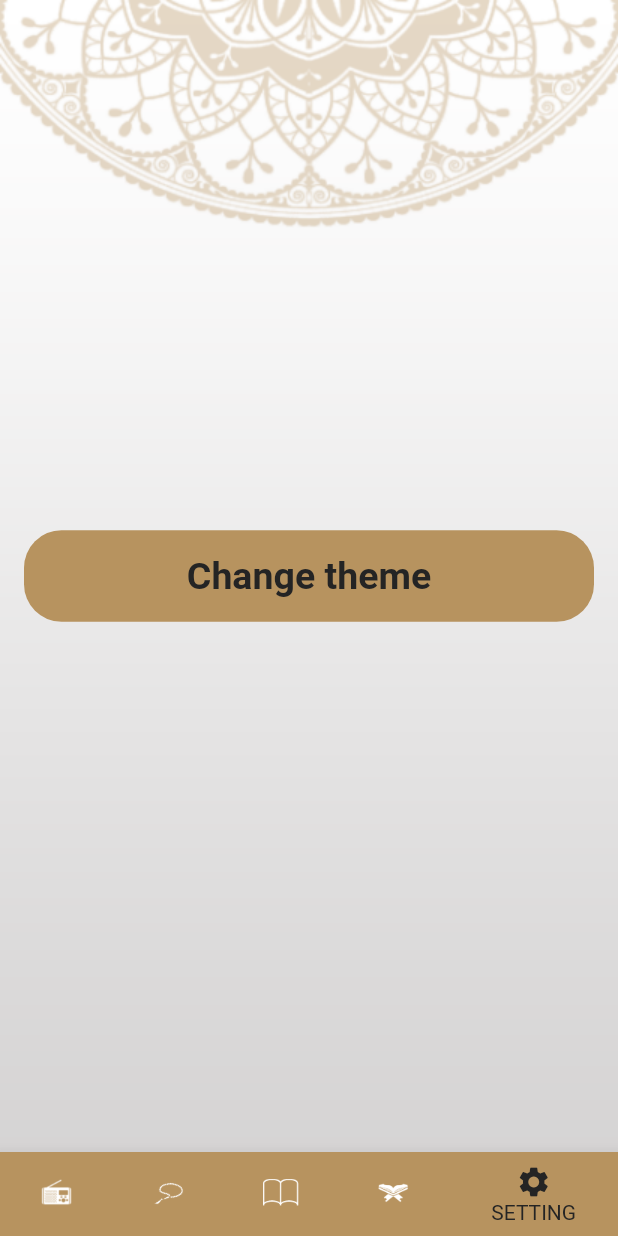
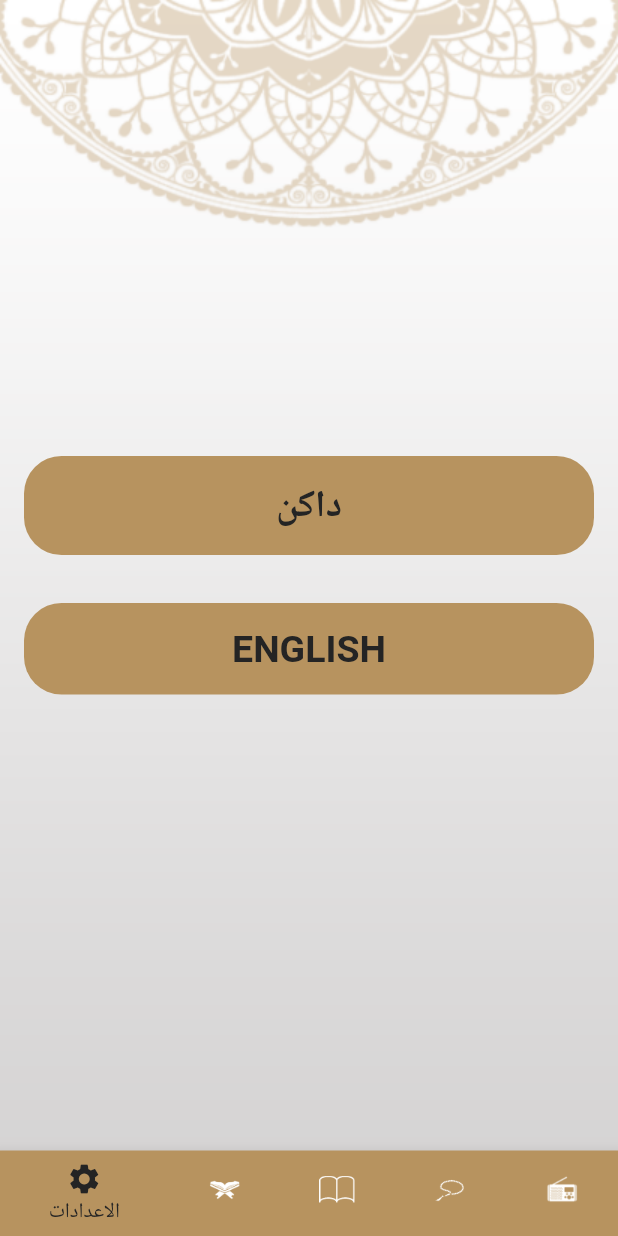
Before and after one commit to hassanProDev/mvvm_bloc_quranApp, a Flutter app: the screen it shows after launch, item 5 of the bottom bar chosen, on a phone screen of 412 x 824 dp. Run offline on Flutter 3.47's test engine with Material 2 defaults, Android fonts, the phone set to English and light mode, and no system bars; our stand-ins replace bloc, flutter_bloc; generated files the repository leaves out were written again.

Commit message:
add localization & ahadeth

```diff
--- /dev/null
+++ b/l10n.yaml
@@ -0,0 +1,3 @@
+arb-dir: lib/l10n
+template-arb-file: app_en.arb
+output-localization-file: app_localizations.dart
--- /dev/null
+++ b/lib/l10n/app_ar.arb
@@ -0,0 +1,11 @@
+{
+  "apptitle": "اسلامي",
+  "quran": "قرآن",
+  "ahadeth": "احاديث",
+  "sebha": "سبحة",
+  "setting": "الاعدادات",
+  "radio": "راديو",
+  "lang": "english",
+  "darkMode": "داكن",
+  "lightMode": "فاتح"
+}
--- a/lib/main.dart
+++ b/lib/main.dart
@@ -1,8 +1,11 @@
 import 'package:flutter/material.dart';
 import 'package:flutter_bloc/flutter_bloc.dart';
+import 'package:flutter_gen/gen_l10n/app_localizations.dart';
+import 'package:flutter_localizations/flutter_localizations.dart';
 import 'package:mvvm_islami_app/theming/my_theme.dart';
 import 'package:mvvm_islami_app/view%20model/app_theme/app_theme_cubit.dart';
 import 'package:mvvm_islami_app/view/homeLayout/home.dart';
+import 'package:mvvm_islami_app/view/screens/ahadeth/hadeth_screen.dart';
 import 'package:mvvm_islami_app/view/screens/quran/sura_screen.dart';
 
 void main() {
@@ -23,9 +26,21 @@ class MyApp extends StatelessWidget {
         builder: (context, state) {
           AppThemeCubit myCubit = BlocProvider.of(context);
           return MaterialApp(
+            localizationsDelegates: [
+              AppLocalizations.delegate, // Add this line
+              GlobalMaterialLocalizations.delegate,
+              GlobalWidgetsLocalizations.delegate,
+              GlobalCupertinoLocalizations.delegate,
+            ],
+            supportedLocales: [
+              Locale('en', ''), // English, no country code
+              Locale('ar', ''), // Spanish, no country code
+            ],
+            locale: Locale(myCubit.lang),
             debugShowCheckedModeBanner: false,
             initialRoute: HomeLayout.routeName,
             routes: {
+              HadethScreen.routeName: (_) => HadethScreen(),
               HomeLayout.routeName: (_) => HomeLayout(),
               SuraScreen.routeName: (_) => SuraScreen(),
             },
--- /dev/null
+++ b/lib/model/hadeth/hadeth_model.dart
@@ -0,0 +1,6 @@
+class HadethModel {
+  String? title;
+  List<String>? content;
+
+  HadethModel({this.title, this.content});
+}
--- a/lib/theming/my_theme.dart
+++ b/lib/theming/my_theme.dart
@@ -9,7 +9,7 @@ class MyTheming {
   static Color viewColor = Color(0xffF8F8F8);
   static Color borderColor = Color(0xffB7935F);
   static String bgImg = 'assets/images/bg3.png';
-  static String appName = 'اسلامي';
+
   static final ThemeData themeApp = ThemeData(
     primaryColor: primaryColor,
     appBarTheme: AppBarTheme(
--- a/lib/view model/app_theme/app_theme_cubit.dart
+++ b/lib/view model/app_theme/app_theme_cubit.dart
@@ -17,10 +17,19 @@ class AppThemeCubit extends Cubit<AppThemeState> {
   }
 
   bool isDark = false;
+  String themeMode = 'dark';
+  String lang = 'ar';
+
+  void changeLang() {
+    lang == 'ar' ? lang = 'en' : lang = 'ar';
+    emit(ChangeLang());
+  }
 
   void changeTheme() {
     emit(AppThemeInitial());
     isDark == false ? isDark = true : isDark = false;
+    emit(AppThemeChanged());
+    themeMode == 'dark' ? themeMode = 'light' : themeMode = 'dark';
     emit(AppThemeChanged());
     MyTheming.ayaColor == Color(0xff242424)
         ? MyTheming.ayaColor = Color(0xffFACC1D)
--- a/lib/view model/app_theme/app_theme_state.dart
+++ b/lib/view model/app_theme/app_theme_state.dart
@@ -9,4 +9,6 @@ class AppThemeChanged extends AppThemeState {}
 
 class AppColorChanged extends AppThemeState {}
 
+class ChangeLang extends AppThemeState {}
+
 class ChangeTabs extends AppThemeState {}
--- a/lib/view/component/custom_bottom_nav.dart
+++ b/lib/view/component/custom_bottom_nav.dart
@@ -1,4 +1,5 @@
 import 'package:flutter/material.dart';
+import 'package:flutter_gen/gen_l10n/app_localizations.dart';
 import 'package:mvvm_islami_app/theming/my_theme.dart';
 
 class CustomBottomNavBar extends StatelessWidget {
@@ -22,23 +23,23 @@ class CustomBottomNavBar extends StatelessWidget {
         items: [
           BottomNavigationBarItem(
             icon: ImageIcon(AssetImage('assets/images/radio.png')),
-            label: 'radio'.toUpperCase(),
+            label: AppLocalizations.of(context)!.radio.toUpperCase(),
           ),
           BottomNavigationBarItem(
             icon: ImageIcon(AssetImage('assets/images/sebha.png')),
-            label: 'sebha'.toUpperCase(),
+            label: AppLocalizations.of(context)!.sebha.toUpperCase(),
           ),
           BottomNavigationBarItem(
             icon: ImageIcon(AssetImage('assets/images/ahadeth.png')),
-            label: 'ahadeth'.toUpperCase(),
+            label: AppLocalizations.of(context)!.ahadeth.toUpperCase(),
           ),
           BottomNavigationBarItem(
             icon: ImageIcon(AssetImage('assets/images/quran.png')),
-            label: 'quran'.toUpperCase(),
+            label: AppLocalizations.of(context)!.quran.toUpperCase(),
           ),
           BottomNavigationBarItem(
             icon: Icon(Icons.settings),
-            label: 'setting'.toUpperCase(),
+            label: AppLocalizations.of(context)!.setting.toUpperCase(),
           ),
         ],
       ),
--- a/lib/view/component/quran/sura_item.dart
+++ b/lib/view/component/quran/sura_item.dart
@@ -1,7 +1,6 @@
 import 'package:flutter/material.dart';
 
 import '../../../model/quran/sura_model.dart';
-import '../../../theming/my_theme.dart';
 import '../core/custom_title.dart';
 
 class SuraItem extends StatelessWidget {
@@ -27,10 +26,6 @@ class SuraItem extends StatelessWidget {
           Expanded(
             child: CustomTitle(
               title: '${suraDetailsModel!.suraName}',
-              left: BorderSide(
-                width: 2,
-                color: MyTheming.borderColor,
-              ),
             ),
           ),
         ],
--- a/lib/view/screens/quran/sura_screen.dart
+++ b/lib/view/screens/quran/sura_screen.dart
@@ -1,5 +1,6 @@
 import 'package:flutter/material.dart';
 import 'package:flutter_bloc/flutter_bloc.dart';
+import 'package:flutter_gen/gen_l10n/app_localizations.dart';
 import 'package:mvvm_islami_app/model/quran/sura_model.dart';
 import 'package:mvvm_islami_app/theming/my_theme.dart';
 import 'package:mvvm_islami_app/view%20model/quran/sura_cubit.dart';
@@ -33,7 +34,7 @@ class SuraScreen extends StatelessWidget {
               Scaffold(
                 appBar: AppBar(
                   title: Text(
-                    MyTheming.appName,
+                    AppLocalizations.of(context)!.apptitle,
                     style: Theme.of(context).textTheme.headline1,
                   ),
                 ),
--- a/lib/view/screens/setting/change_setting.dart
+++ b/lib/view/screens/setting/change_setting.dart
@@ -1,5 +1,6 @@
 import 'package:flutter/material.dart';
 import 'package:flutter_bloc/flutter_bloc.dart';
+import 'package:flutter_gen/gen_l10n/app_localizations.dart';
 import 'package:mvvm_islami_app/view%20model/app_theme/app_theme_cubit.dart';
 import 'package:mvvm_islami_app/view/component/setting/CustomSettingBtn.dart';
 
@@ -10,18 +11,33 @@ class SettingScreen extends StatelessWidget {
   Widget build(BuildContext context) {
     AppThemeCubit myCubit = BlocProvider.of(context);
 
+    return BlocConsumer<AppThemeCubit, AppThemeState>(
+      listener: (context, state) {
+        // TODO: implement listener
+      },
+      builder: (context, state) {
         return Scaffold(
           body: Column(
             mainAxisAlignment: MainAxisAlignment.center,
             children: [
               CustomSettingBtn(
-            name: 'Change theme',
+                name: myCubit.isDark
+                    ? AppLocalizations.of(context)!.lightMode.toUpperCase()
+                    : AppLocalizations.of(context)!.darkMode.toUpperCase(),
                 func: () {
                   myCubit.changeTheme();
+                },
+              ),
+              CustomSettingBtn(
+                name: AppLocalizations.of(context)!.lang.toUpperCase(),
+                func: () {
+                  myCubit.changeLang();
                 },
               ),
             ],
           ),
         );
+      },
+    );
   }
 }
--- a/lib/view/screens/tabs_screen/tabs.dart
+++ b/lib/view/screens/tabs_screen/tabs.dart
@@ -1,12 +1,13 @@
 import 'package:flutter/material.dart';
 import 'package:mvvm_islami_app/view/screens/setting/change_setting.dart';
 
+import '../ahadeth/ahadeth_details.dart';
 import '../quran/sura_details.dart';
 
 List<Widget> tabs = [
   SuraDetails(),
   SuraDetails(),
-  SuraDetails(),
+  AhadethDetails(),
   SuraDetails(),
   SettingScreen(),
 ];
```
Also changed, not shown: lib/l10n/app_en.arb (added, +11 -0 lines), lib/view model/ahadeth/ahadeth_cubit.dart (+20 -0 lines), lib/view/component/core/custom_title.dart (+1 -6 lines), lib/view/screens/ahadeth/ahadeth_details.dart (added, +65 -0 lines), lib/view/screens/ahadeth/hadeth_screen.dart (added, +65 -0 lines), lib/view/screens/quran/sura_details.dart (+10 -8 lines), pubspec.yaml (+7 -0 lines). Lines whose indentation alone changed are shown as unchanged.
